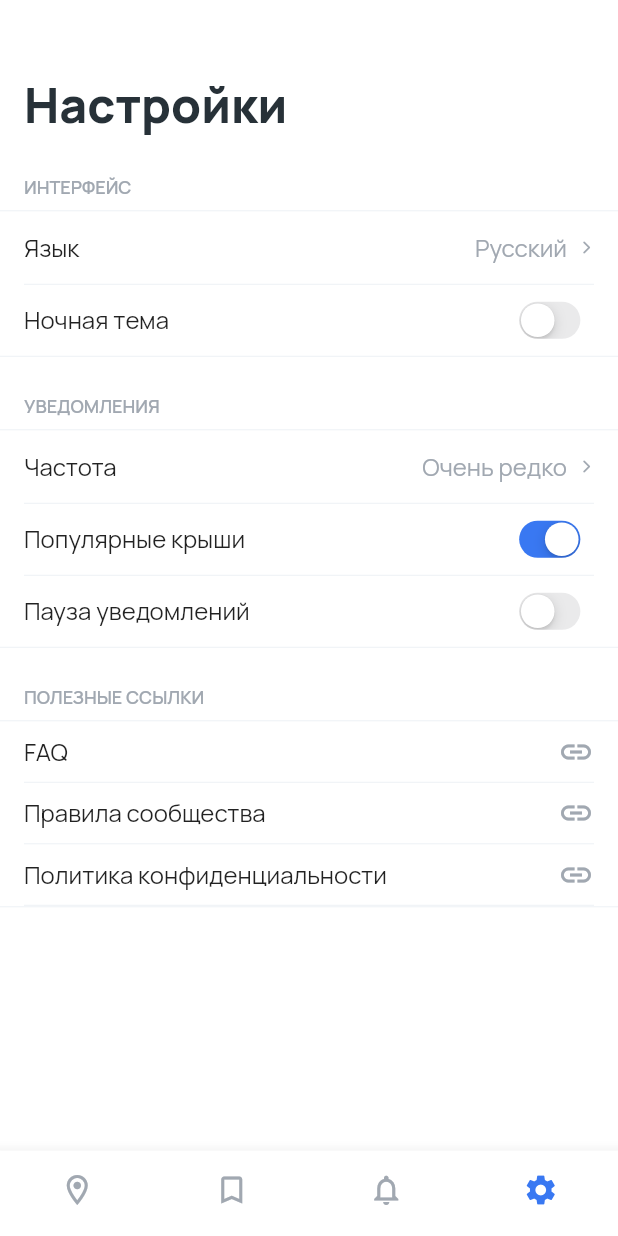
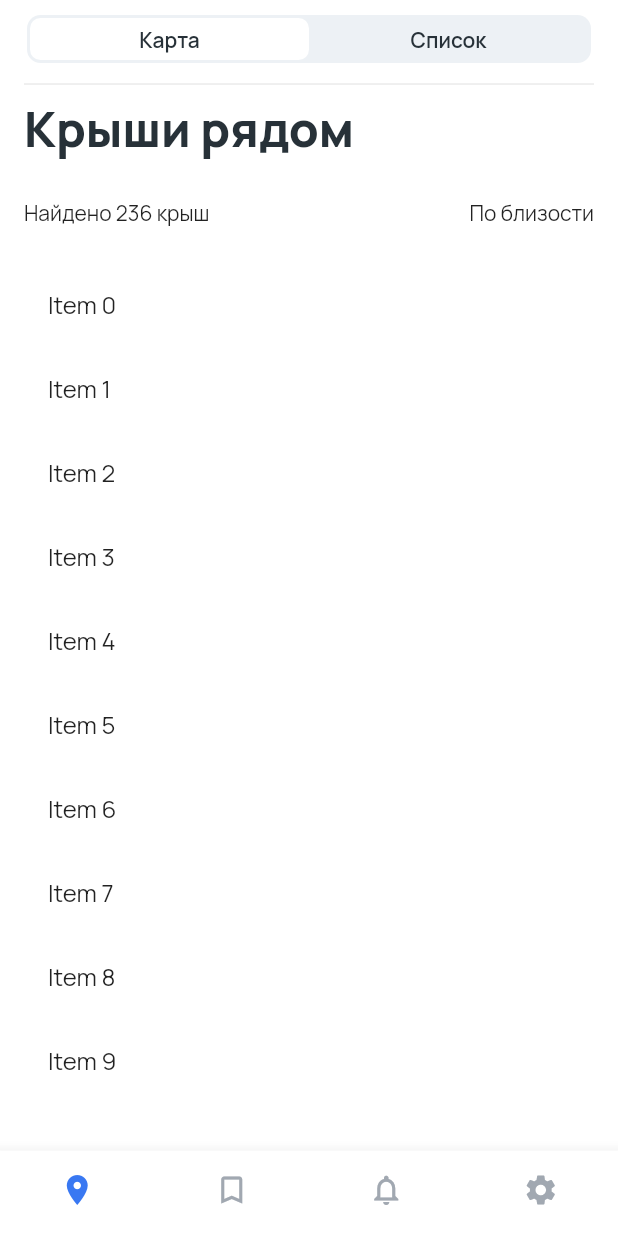
Before and after one commit to chlenc/roof-app, a Flutter app: the MainScreen screen opened directly, on a phone screen of 412 x 824 dp. Run offline on Flutter 3.47's test engine with Material 2 defaults, Android fonts, the phone set to English and light mode, and no system bars; our stand-ins replace flutter_svg, shared_preferences; accounts and stored records are empty.

Commit message:
added list

```diff
--- a/client/lib/screens/mainScreen/mainScreen.dart
+++ b/client/lib/screens/mainScreen/mainScreen.dart
@@ -14,7 +14,7 @@ class MainScreen extends StatefulWidget {
 }
 
 class _MainScreenState extends State<MainScreen> {
-  int _selectedIndex = 3;
+  int _selectedIndex = 0;
 
   static const List<Widget> _widgetOptions = <Widget>[
     RoofsScreen(),
--- /dev/null
+++ b/client/lib/screens/roofsScreen/roofsList.dart
@@ -0,0 +1,69 @@
+import 'package:flutter/cupertino.dart';
+import 'package:flutter/material.dart';
+import 'package:roof_app/screens/roofsScreen/roof.dart';
+import 'package:roof_app/widgets/screenTitle.dart';
+
+class RoofClass {
+  String title;
+
+  RoofClass(this.title);
+}
+
+List<RoofClass> roofs = [
+  RoofClass('Крыша 1'),
+  RoofClass('Крыша 2'),
+  RoofClass('Крыша 3'),
+  RoofClass('Крыша 4'),
+  RoofClass('Крыша 5'),
+  RoofClass('Крыша 6'),
+];
+List<String> items = List<String>.generate(10000, (i) => 'Item $i');
+
+class RoofsList extends StatelessWidget {
+  const RoofsList({Key? key}) : super(key: key);
+
+  @override
+  Widget build(BuildContext context) {
+    return Container(
+      padding: EdgeInsets.only(top: 48, left: 16, right: 16, bottom: 24),
+      child: Column(
+        crossAxisAlignment: CrossAxisAlignment.start,
+        children: [
+          Divider(),
+          ScreenTitle("Крыши рядом"),
+          SizedBox(height: 24),
+          Row(
+            mainAxisAlignment: MainAxisAlignment.spaceBetween,
+            children: [Text('Найдено 236 крыш'), Text('По близости')],
+          ),
+          SizedBox(height: 24),
+          Expanded(
+              child: ListView.builder(
+            itemCount: items.length,
+            itemBuilder: (context, index) {
+              return ListTile(
+                title: Text('${items[index]}'),
+              );
+            },
+          ))
+          // Roof(
+          //   title: "Крыша на канале Грибоедова",
+          //   distance: 362,
+          //   time: 3,
+          //   photo:
+          //       "http://visit-petersburg.ru/media/uploads/tourobject/199255/199255_cover.jpg.1050x700_q95_crop_upscale.jpg",
+          // ),
+          // CupertinoButton.filled(
+          //   child: Row(
+          //       mainAxisAlignment: MainAxisAlignment.spaceEvenly,
+          //       children: [
+          //         Icon(CupertinoIcons.add_circled),
+          //         Text('Добавить крышу')
+          //       ]),
+          //   onPressed: () => {},
+          // ),
+        ],
+      ),
+    );
+  }
+}
--- a/client/lib/screens/settingsScreen/settingsScreen.dart
+++ b/client/lib/screens/settingsScreen/settingsScreen.dart
@@ -4,6 +4,7 @@ import 'package:roof_app/screens/settingsScreen/section.dart';
 import 'package:roof_app/screens/settingsScreen/sectionDivider.dart';
 import 'package:roof_app/screens/settingsScreen/sectionRow.dart';
 import 'package:roof_app/theme.dart';
+import 'package:roof_app/widgets/screenTitle.dart';
 import 'package:roof_app/widgets/select.dart';
 
 class SettingsScreen extends StatelessWidget {
@@ -18,16 +19,7 @@ class SettingsScreen extends StatelessWidget {
         children: <Widget>[
           Container(
             padding: EdgeInsets.only(top: 48, left: 16, right: 16),
-            child: Text(
-              "Настройки",
-              textAlign: TextAlign.left,
-              style: TextStyle(
-                fontFamily: 'Manrope',
-                fontWeight: FontWeight.w800,
-                fontSize: 32,
-                color: HexColor.fromHex('#273138'),
-              ),
-            ),
+            child: ScreenTitle("Настройки")
           ),
           Section(
             title: "Интерфейс",
--- /dev/null
+++ b/client/lib/widgets/screenTitle.dart
@@ -0,0 +1,20 @@
+import 'package:flutter/material.dart';
+import '../theme.dart';
+
+class ScreenTitle extends StatelessWidget {
+  const ScreenTitle(this.data, {Key? key, text}) : super(key: key);
+  final String data;
+  @override
+  Widget build(BuildContext context) {
+    return Text(
+      data,
+      textAlign: TextAlign.left,
+      style: TextStyle(
+        fontFamily: 'Manrope',
+        fontWeight: FontWeight.w800,
+        fontSize: 32,
+        color: HexColor.fromHex('#273138'),
+      ),
+    );
+  }
+}
```
Also changed, not shown: client/lib/screens/roofsScreen/roof.dart (added, +39 -0 lines), client/lib/screens/roofsScreen/roofsScreen.dart (+2 -5 lines).
